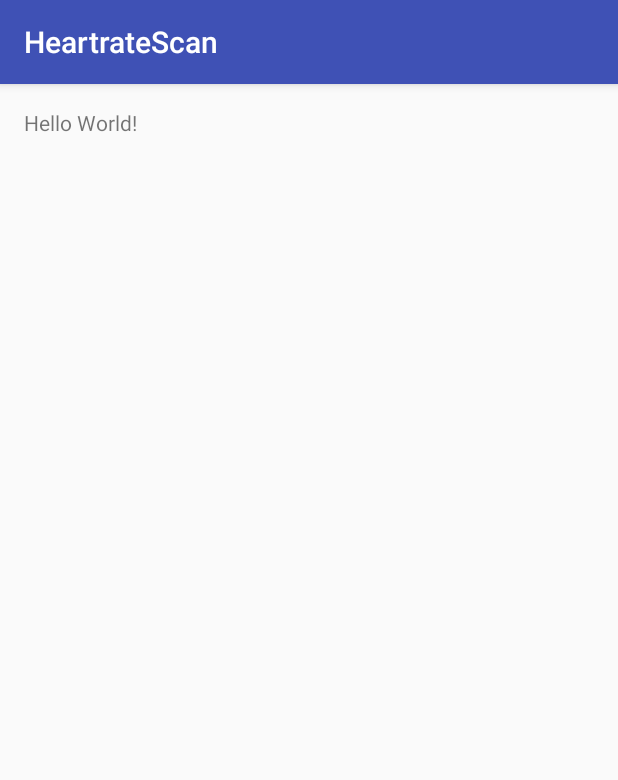
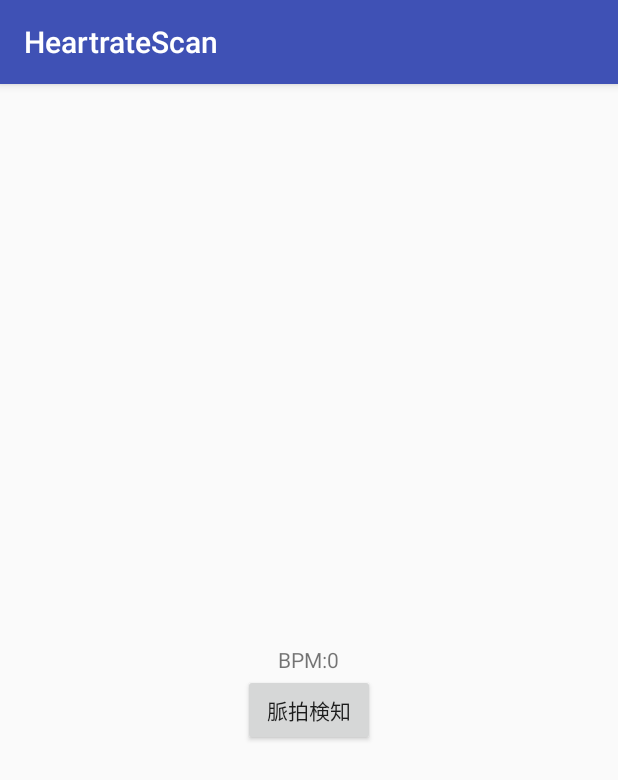
Before and after one commit to TakuKobayashi/HeartrateScaner, an Android app: the screen it shows after launch (MainActivity), on a phone screen of 412 x 824 dp. Shown: the top 780 px of the screen. Run offline under Robolectric (Android 15) with nearby library versions, the phone set to English and light mode, and no system bars.

Commit message:
ひとまず簡単に既存のライブラリを持ってきた

```diff
--- a/app/src/main/java/kobayashi/taku/com/heartratescan/MainActivity.java
+++ b/app/src/main/java/kobayashi/taku/com/heartratescan/MainActivity.java
@@ -2,12 +2,51 @@ package kobayashi.taku.com.heartratescan;
 
 import android.support.v7.app.AppCompatActivity;
 import android.os.Bundle;
+import android.view.View;
+import android.view.Window;
+import android.view.WindowManager;
+import android.widget.Button;
+import android.widget.TextView;
 
 public class MainActivity extends AppCompatActivity {
+    private HeartRateScanCamera mHeartRateScanCamera;
 
     @Override
     protected void onCreate(Bundle savedInstanceState) {
+        getWindow().addFlags(WindowManager.LayoutParams.FLAG_FULLSCREEN);
+        requestWindowFeature(Window.FEATURE_NO_TITLE);
         super.onCreate(savedInstanceState);
         setContentView(R.layout.activity_main);
+
+        Button heartScanButton = (Button) findViewById(R.id.HeartRateButton);
+        heartScanButton.setOnClickListener(new View.OnClickListener() {
+            @Override
+            public void onClick(View v) {
+                mHeartRateScanCamera.scanStart();
+            }
+        });
+
+        TextView bpmLable = (TextView) findViewById(R.id.bpmLabelText);
+        bpmLable.setText(getString(R.string.bpmLabel, 0));
+
+        mHeartRateScanCamera = new HeartRateScanCamera(this);
+        mHeartRateScanCamera.setScanCallback(new HeartRateScanCamera.HeartScanCallback() {
+            @Override
+            public void onBeat(int bpm, long beatSpan) {
+                TextView bpmLable = (TextView) findViewById(R.id.bpmLabelText);
+                bpmLable.setText(getString(R.string.bpmLabel, bpm));
+            }
+        });
+    }
+
+    @Override
+    protected void onResume() {
+        super.onResume();
+    }
+
+    @Override
+    protected void onPause() {
+        super.onPause();
+        mHeartRateScanCamera.releaseCamera();
     }
 }
--- a/app/src/main/res/layout/activity_main.xml
+++ b/app/src/main/res/layout/activity_main.xml
@@ -6,6 +6,17 @@
     android:paddingTop="@dimen/activity_vertical_margin"
     android:paddingBottom="@dimen/activity_vertical_margin" tools:context=".MainActivity">
 
-    <TextView android:text="Hello World!" android:layout_width="wrap_content"
-        android:layout_height="wrap_content" />
+    <TextView
+        android:id="@+id/bpmLabelText"
+        android:layout_width="wrap_content"
+        android:layout_height="wrap_content"
+        android:layout_centerInParent="true" />
+
+    <Button
+        android:id="@+id/HeartRateButton"
+        android:layout_width="wrap_content"
+        android:layout_height="wrap_content"
+        android:layout_below="@+id/bpmLabelText"
+        android:layout_centerHorizontal="true"
+        android:text="@string/scanButtonText"/>
 </RelativeLayout>
--- a/app/src/main/res/values/strings.xml
+++ b/app/src/main/res/values/strings.xml
@@ -1,3 +1,5 @@
 <resources>
     <string name="app_name">HeartrateScan</string>
+    <string name="bpmLabel">BPM:%1$d</string>
+    <string name="scanButtonText">脈拍検知</string>
 </resources>
```
Also changed, not shown: app/src/main/AndroidManifest.xml (+7 -1 lines), app/src/main/java/kobayashi/taku/com/heartratescan/HeartRateScanCamera.java (added, +128 -0 lines), app/src/main/java/kobayashi/taku/com/heartratescan/Util.java (added, +105 -0 lines).
